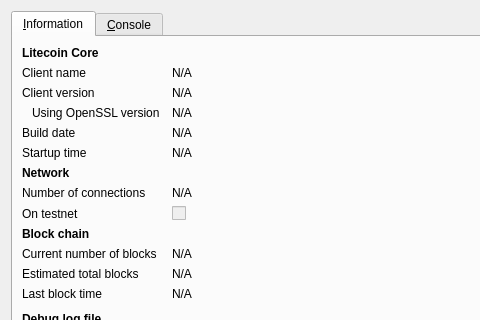
This is src/qt/forms/rpcconsole.ui in pixicoin/pixicoin as Qt 5 draws it before an edit; both pictures show x 0 to 480 and y 0 to 320 of the 740 by 450 pixel window. The edited form follows.
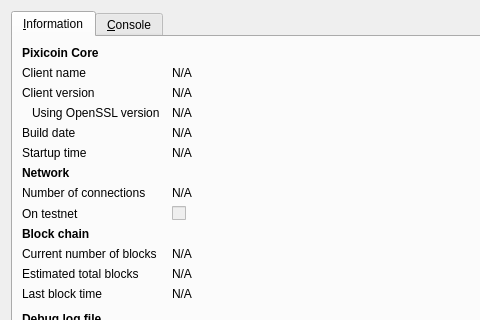
This is the edited form. Icons and pictures are not drawn.

Diff of the .ui file:
```diff
--- a/src/qt/forms/rpcconsole.ui
+++ b/src/qt/forms/rpcconsole.ui
@@ -36,7 +36,7 @@
           </font>
          </property>
          <property name="text">
-          <string>Litecoin Core</string>
+          <string>Pixicoin Core</string>
          </property>
         </widget>
        </item>
```
Left out of the diff: 6 changed lines with no effect on the pictures.
